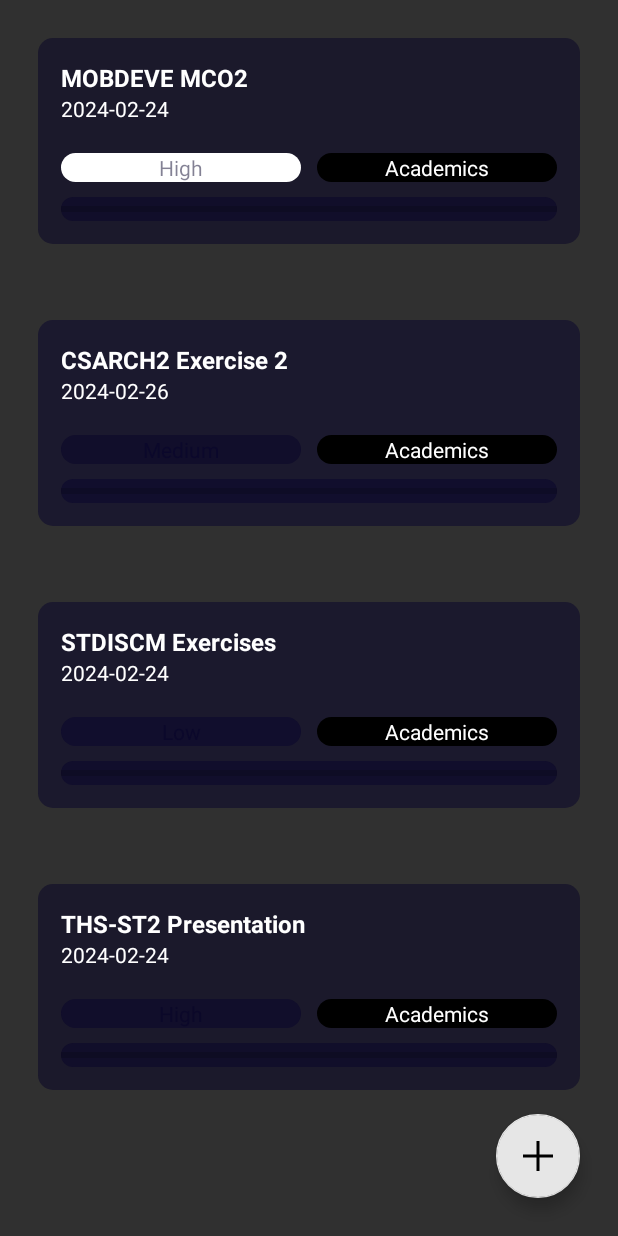
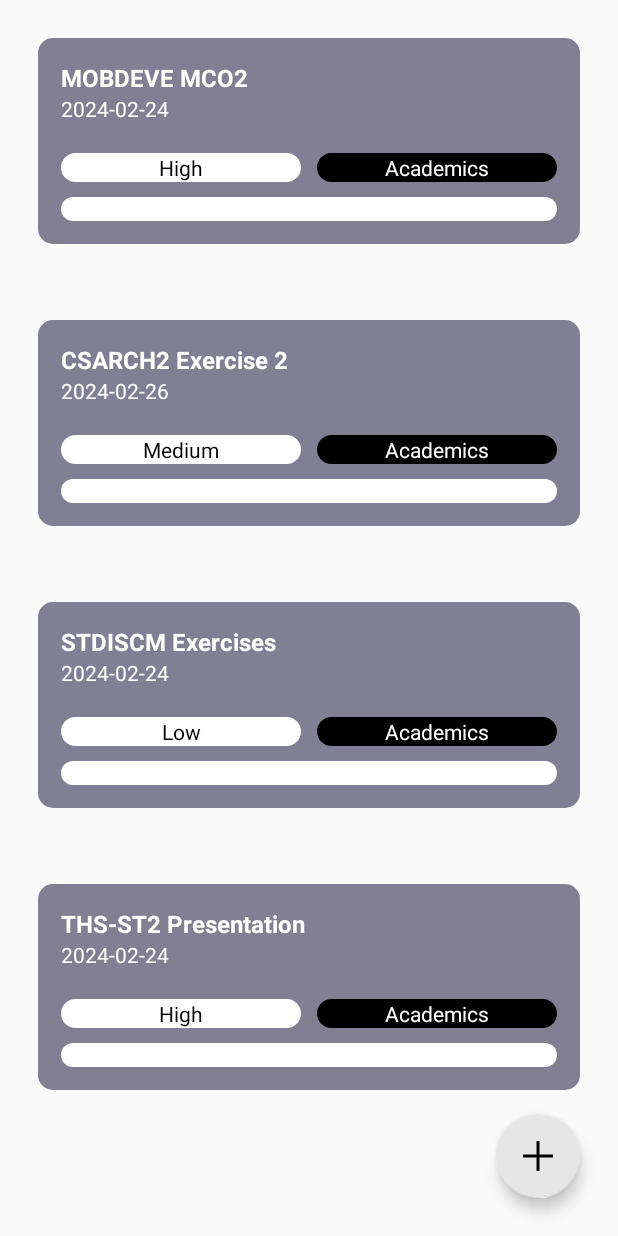
Before and after one commit to alfonsomiguelcruz/goalkeep, an Android app: the screen it shows after launch (MainActivity), on a phone screen of 412 x 824 dp. Run offline under Robolectric (Android 15) with nearby library versions, the phone set to English and light mode, and no system bars.

Commit message:
Attempted to fix Goal Color

```diff
--- a/app/src/main/AndroidManifest.xml
+++ b/app/src/main/AndroidManifest.xml
@@ -36,17 +36,13 @@
             android:name=".MainActivity"
             android:exported="true"
             android:label="@string/app_name"
-            android:theme="@style/Theme.AppCompat.NoActionBar">
+            android:theme="@style/Theme.AppCompat.Light.NoActionBar">
             <intent-filter>
                 <action android:name="android.intent.action.MAIN" />
 
                 <category android:name="android.intent.category.LAUNCHER" />
             </intent-filter>
         </activity>
-        <activity
-            android:name=".ViewGoalActivity"
-            android:exported="false"
-            android:theme="@style/Theme.AppCompat.NoActionBar"/>
     </application>
 
 </manifest>
--- a/app/src/main/java/com/mobdeve/s13/group03/goalkeep/GoalViewHolder.kt
+++ b/app/src/main/java/com/mobdeve/s13/group03/goalkeep/GoalViewHolder.kt
@@ -8,7 +8,7 @@ import androidx.recyclerview.widget.RecyclerView
 import com.mobdeve.s13.group03.goalkeep.databinding.GoalListLayoutBinding
 
 class GoalViewHolder(private val goalVB: GoalListLayoutBinding, private val tasksList: ArrayList<Task>) : RecyclerView.ViewHolder(goalVB.root) {
-    @SuppressLint("ResourceAsColor")
+
     fun bindGoalData(g: Goal) {
         this.goalVB.tvGoalName.text = g.name
         this.goalVB.tvGoalPriority.text = g.priority
@@ -17,10 +17,8 @@ class GoalViewHolder(private val goalVB: GoalListLayoutBinding, private val task
         this.goalVB.pbGoals.progress = computeProgress(g)
 
         this.goalVB.llGoalBody.background.setTint(getGoalColor(g.priority))
-        this.goalVB.pbGoals.background.setTint(getGoalSubColor(g.priority))
-        this.goalVB.tvGoalPriority.setTextColor(getGoalSubColor(g.priority))
-//        this.goalVB.tvGoalPriority.setBackgroundColor(R.color.white)
-//        this.goalVB.tvGoalTag.background.setTint(R.color.black)
+//        this.goalVB.pbGoals.background.setTint(getGoalSubColor(g.priority))
+//        this.goalVB.tvGoalPriority.setTextColor(getGoalSubColor(g.priority))
     }
 
     private fun computeProgress(g: Goal): Int {
@@ -45,26 +43,28 @@ class GoalViewHolder(private val goalVB: GoalListLayoutBinding, private val task
     }
 
     private fun getGoalColor(priority: String): Int {
-        var color: Int = 0
-
-        when(priority) {
-            "High" -> color = R.color.high_default
-            "Medium" -> color = R.color.medium_default
-            "Low" -> color = R.color.low_default
+        val color: Int = when(priority) {
+            "High" -> R.color.high_default
+            "Medium" -> R.color.medium_default
+            "Low" -> R.color.low_default
+            else -> {
+                R.color.black
+            }
         }
 
         return color
     }
 
     private fun getGoalSubColor(priority: String): Int {
-        var subcolor: Int = 0
-
-        when(priority) {
-            "High" -> subcolor = R.color.high_sub
-            "Medium" -> subcolor = R.color.medium_sub
-            "Low" -> subcolor = R.color.low_sub
+        val color: Int = when(priority) {
+            "High" -> R.color.high_sub
+            "Medium" -> R.color.medium_sub
+            "Low" -> R.color.low_sub
+            else -> {
+                R.color.black
+            }
         }
 
-        return subcolor
+        return color
     }
 }
--- a/app/src/main/res/layout/activity_main.xml
+++ b/app/src/main/res/layout/activity_main.xml
@@ -4,7 +4,8 @@
     xmlns:tools="http://schemas.android.com/tools"
     android:id="@+id/cl_goal_list"
     android:layout_width="match_parent"
-    android:layout_height="match_parent">
+    android:layout_height="match_parent"
+    android:theme="@style/Theme.GoalKeep">
 
     <androidx.recyclerview.widget.RecyclerView
         android:id="@+id/rv_goals"
@@ -22,7 +23,7 @@
         android:clickable="true"
         android:focusable="true"
         android:src="@drawable/icons8_plus"
-        android:theme="@style/Theme.AppCompat"
+        android:theme="@style/Theme.GoalKeep"
         app:backgroundTint="#E6E6E6"
         app:layout_constraintBottom_toBottomOf="parent"
         app:layout_constraintEnd_toEndOf="parent" />
--- a/app/src/main/res/layout/goal_list_layout.xml
+++ b/app/src/main/res/layout/goal_list_layout.xml
@@ -12,9 +12,10 @@
         android:layout_height="wrap_content"
         android:layout_margin="25dp"
         android:background="@drawable/corners_gt"
-        android:backgroundTint="@android:color/darker_gray"
+        android:backgroundTint="@color/white"
         android:orientation="vertical"
-        android:padding="15dp">
+        android:padding="15dp"
+        android:theme="@style/Theme.GoalKeep">
 
         <TextView
             android:id="@+id/tv_goal_name"
--- a/app/src/main/res/values/themes.xml
+++ b/app/src/main/res/values/themes.xml
@@ -1,5 +1,9 @@
 <?xml version="1.0" encoding="utf-8"?>
 <resources>
 
-    <style name="Theme.GoalKeep" parent="android:Theme.Material.Light.NoActionBar" />
+    <style name="Theme.GoalKeep" parent="android:Theme.Material">
+        <item name="colorPrimary">#FFFFFFFF</item>
+        <item name="colorSecondary">#FFFFFFFF</item>
+        <item name="colorTertiary">#FFFFFFFF</item>
+    </style>
 </resources>
```
Also changed, not shown: app/src/main/java/com/mobdeve/s13/group03/goalkeep/ui/theme/Color.kt (deleted, +0 -18 lines), app/src/main/java/com/mobdeve/s13/group03/goalkeep/ui/theme/Theme.kt (deleted, +0 -70 lines), app/src/main/java/com/mobdeve/s13/group03/goalkeep/ui/theme/Type.kt (deleted, +0 -34 lines), app/src/main/res/values/colors.xml (+5 -5 lines).
